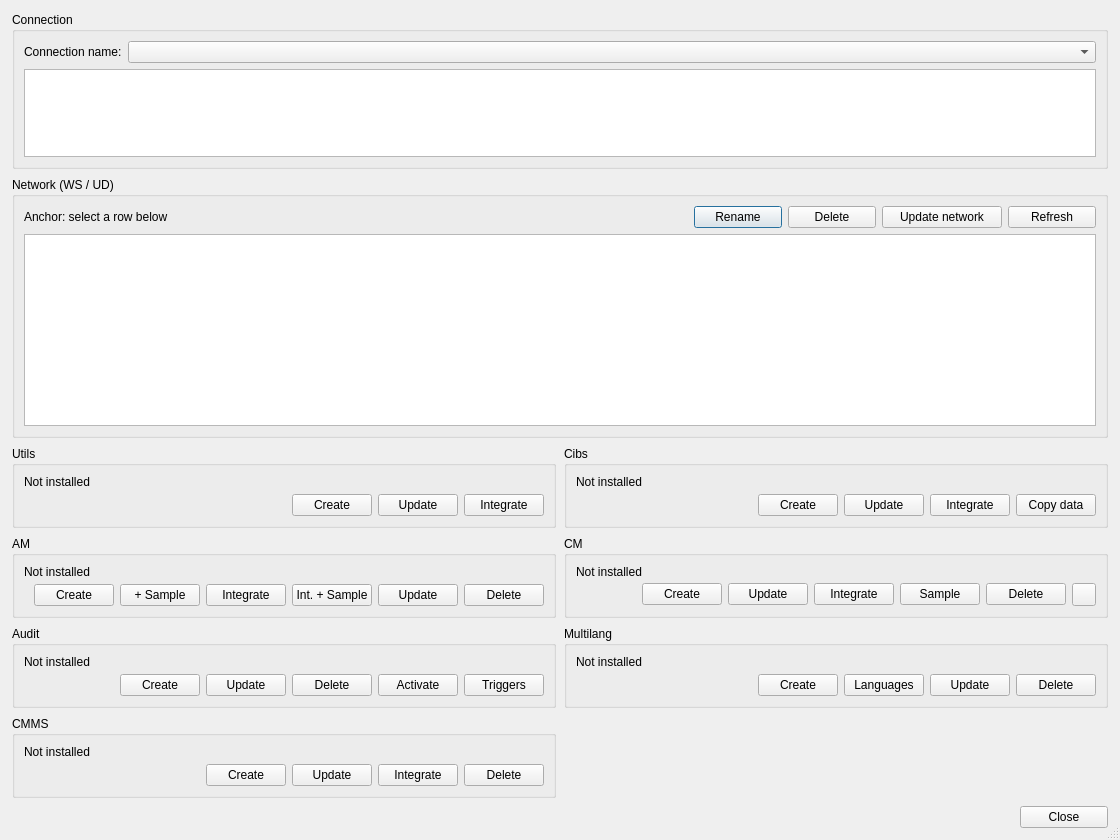
Before: the Qt Designer form core/ui/admin/admin_manage_schemas.ui in giswater/plugin, drawn with Qt 5.
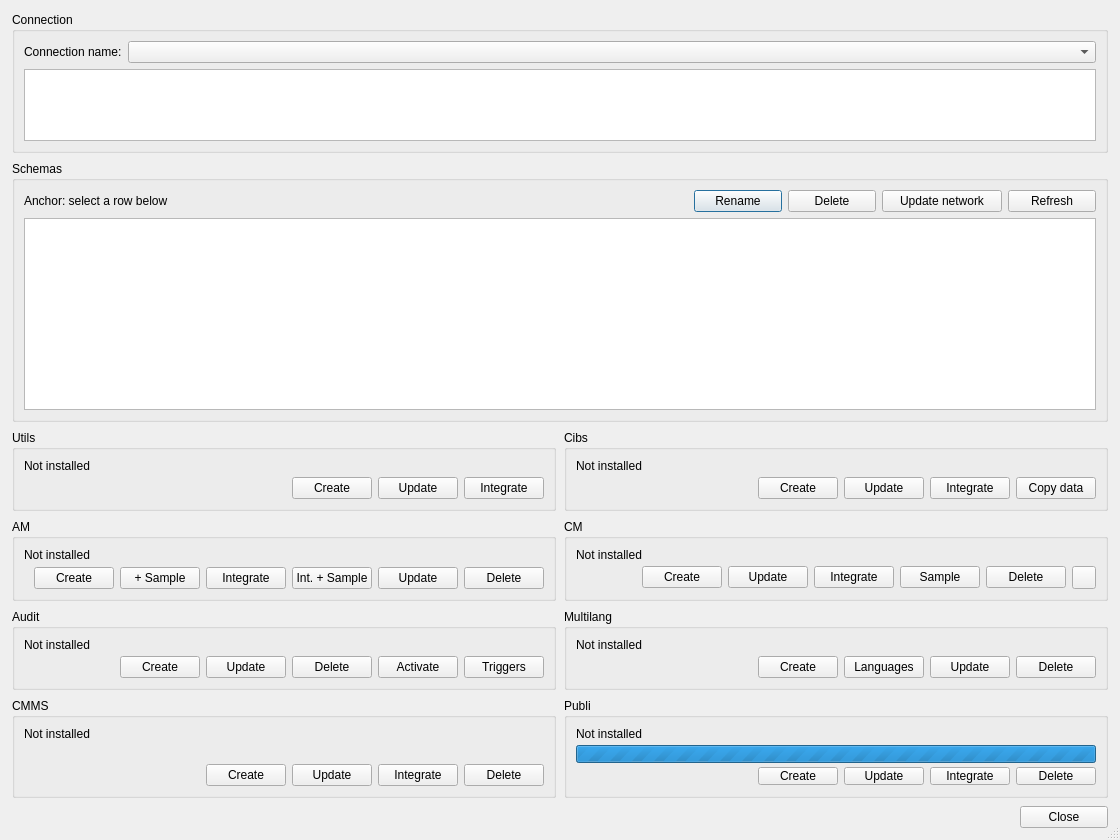
After: the same form once the commit is applied.

Commit message: feat(publi): link schemas from the manage-schemas dialog

The edit to the form file:
```diff
--- a/core/ui/admin/admin_manage_schemas.ui
+++ b/core/ui/admin/admin_manage_schemas.ui
@@ -105,7 +105,7 @@
       </sizepolicy>
      </property>
      <property name="title">
-      <string>Network (WS / UD)</string>
+             <string>Schemas</string>
      </property>
      <layout class="QVBoxLayout" name="layout_network_root">
       <property name="spacing">
@@ -1108,6 +1108,150 @@
        </layout>
       </widget>
      </item>
+     <item row="3" column="1">
+      <widget class="QGroupBox" name="grb_publi">
+       <property name="sizePolicy">
+        <sizepolicy hsizetype="Preferred" vsizetype="Preferred">
+         <horstretch>0</horstretch>
+         <verstretch>1</verstretch>
+        </sizepolicy>
+       </property>
+       <property name="title">
+        <string>Publi</string>
+       </property>
+       <layout class="QVBoxLayout" name="layout_publi">
+        <property name="spacing">
+         <number>4</number>
+        </property>
+        <item>
+         <widget class="QLabel" name="lbl_publi_info">
+          <property name="text">
+           <string>Not installed</string>
+          </property>
+          <property name="wordWrap">
+           <bool>true</bool>
+          </property>
+         </widget>
+        </item>
+        <item>
+         <widget class="QProgressBar" name="pbar_publi">
+          <property name="sizePolicy">
+           <sizepolicy hsizetype="Expanding" vsizetype="Fixed">
+            <horstretch>0</horstretch>
+            <verstretch>0</verstretch>
+           </sizepolicy>
+          </property>
+          <property name="visible">
+           <bool>false</bool>
+          </property>
+          <property name="maximum">
+           <number>0</number>
+          </property>
+          <property name="value">
+           <number>0</number>
+          </property>
+          <property name="format">
+           <string>%p%</string>
+          </property>
+          <property name="textVisible">
+           <bool>true</bool>
+          </property>
+         </widget>
+        </item>
+        <item>
+         <spacer name="verticalSpacer_publi">
+          <property name="orientation">
+           <enum>Qt::Vertical</enum>
+          </property>
+          <property name="sizeHint" stdset="0">
+           <size>
+            <width>0</width>
+            <height>0</height>
+           </size>
+          </property>
+         </spacer>
+        </item>
+        <item>
+         <layout class="QHBoxLayout" name="layout_publi_actions">
+          <property name="spacing">
+           <number>6</number>
+          </property>
+          <item>
+           <spacer name="horizontalSpacer_publi">
+            <property name="orientation">
+             <enum>Qt::Horizontal</enum>
+            </property>
+            <property name="sizeHint" stdset="0">
+             <size>
+              <width>0</width>
+              <height>0</height>
+             </size>
+            </property>
+           </spacer>
+          </item>
+          <item>
+           <widget class="QPushButton" name="btn_publi_create">
+            <property name="minimumSize">
+             <size>
+              <width>80</width>
+              <height>0</height>
+             </size>
+            </property>
+            <property name="toolTip">
+             <string>Create the publi schema (configuration tables and functions)</string>
+            </property>
+            <property name="text">
+             <string>Create</string>
+            </property>
+           </widget>
+          </item>
+          <item>
+           <widget class="QPushButton" name="btn_publi_update">
+            <property name="minimumSize">
+             <size>
+              <width>80</width>
+              <height>0</height>
+             </size>
+            </property>
+            <property name="text">
+             <string>Update</string>
+            </property>
+           </widget>
+          </item>
+          <item>
+           <widget class="QPushButton" name="btn_publi_integrate">
+            <property name="minimumSize">
+             <size>
+              <width>80</width>
+              <height>0</height>
+             </size>
+            </property>
+            <property name="toolTip">
+             <string>Publish the selected schema into publi. Tables are named schema_table, so several schemas of the same type can be linked.</string>
+            </property>
+            <property name="text">
+             <string>Integrate</string>
+            </property>
+           </widget>
+          </item>
+          <item>
+           <widget class="QPushButton" name="btn_publi_delete">
+            <property name="minimumSize">
+             <size>
+              <width>80</width>
+              <height>0</height>
+             </size>
+            </property>
+            <property name="text">
+             <string>Delete</string>
+            </property>
+           </widget>
+          </item>
+         </layout>
+        </item>
+       </layout>
+      </widget>
+     </item>
     </layout>
    </item>
    <item>
```
The commit also changes 9 other files.
